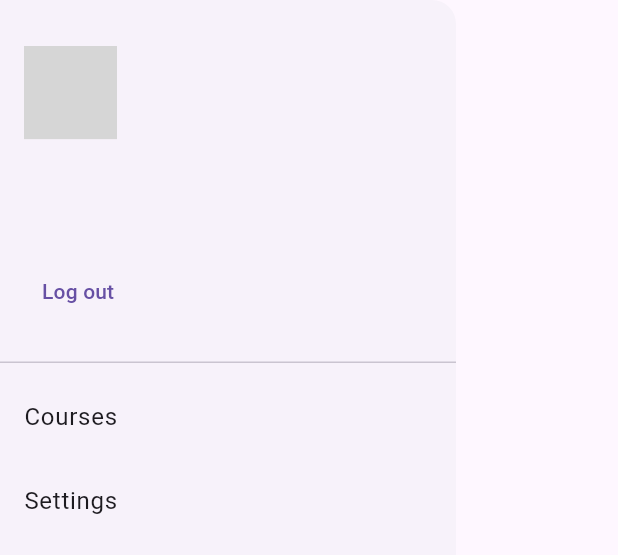
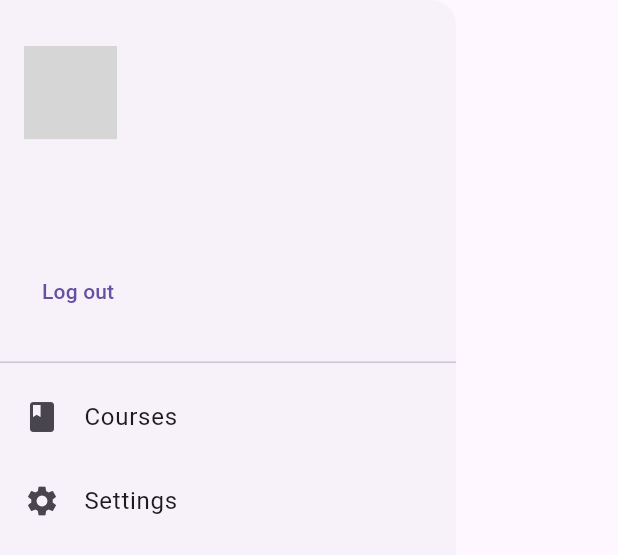
Before and after one commit to gregistech/lazyext, a Flutter app: the MainDrawer widget shown alone on an empty page, opened directly, on a phone screen of 412 x 824 dp. Shown: the top 555 px of the screen. Run offline on Flutter 3.47's test engine with Material 2 defaults, Android fonts, the phone set to English and light mode, and no system bars; drawn by our look-alikes of flutter_profile_picture; our stand-ins replace file_picker, firebase_core, go_router, google_sign_in, googleapis_auth, infinite_scroll_pagination and 1 more; missing offline and left inert: background_fetch, extension_google_sign_in_as_googleapis_auth, googleapis, jni, mupdf_android, pdfx; accounts and stored records are empty; grey boxes are pictures that could not be loaded.

Commit message:
feat: drawer icons

```diff
--- a/lib/widgets/drawer.dart
+++ b/lib/widgets/drawer.dart
@@ -73,6 +73,7 @@ class MainDrawer extends StatelessWidget {
           ),
         ),
         ListTile(
+          leading: const Icon(Icons.class_rounded),
           title: const Text("Courses"),
           onTap: () {
             context.go("/courses");
@@ -80,6 +81,7 @@ class MainDrawer extends StatelessWidget {
           },
         ),
         ListTile(
+          leading: const Icon(Icons.settings),
           title: const Text("Settings"),
           onTap: () {
             context.push("/settings");
```
